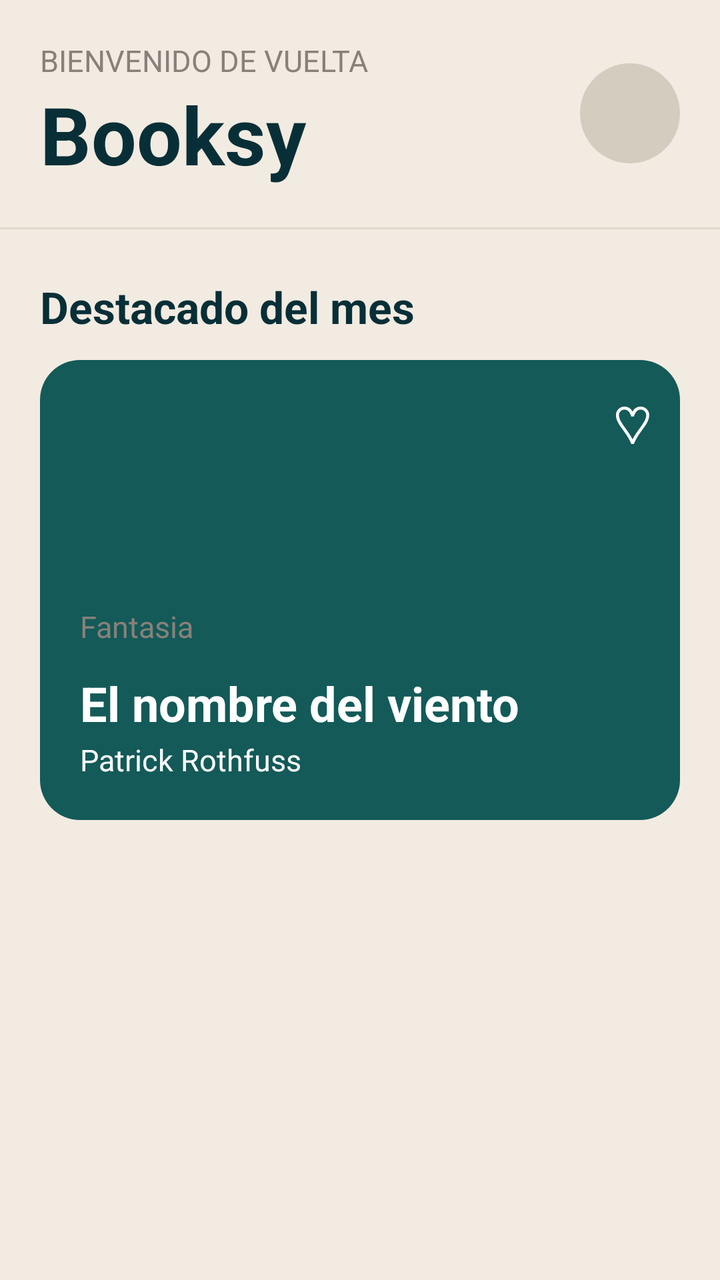
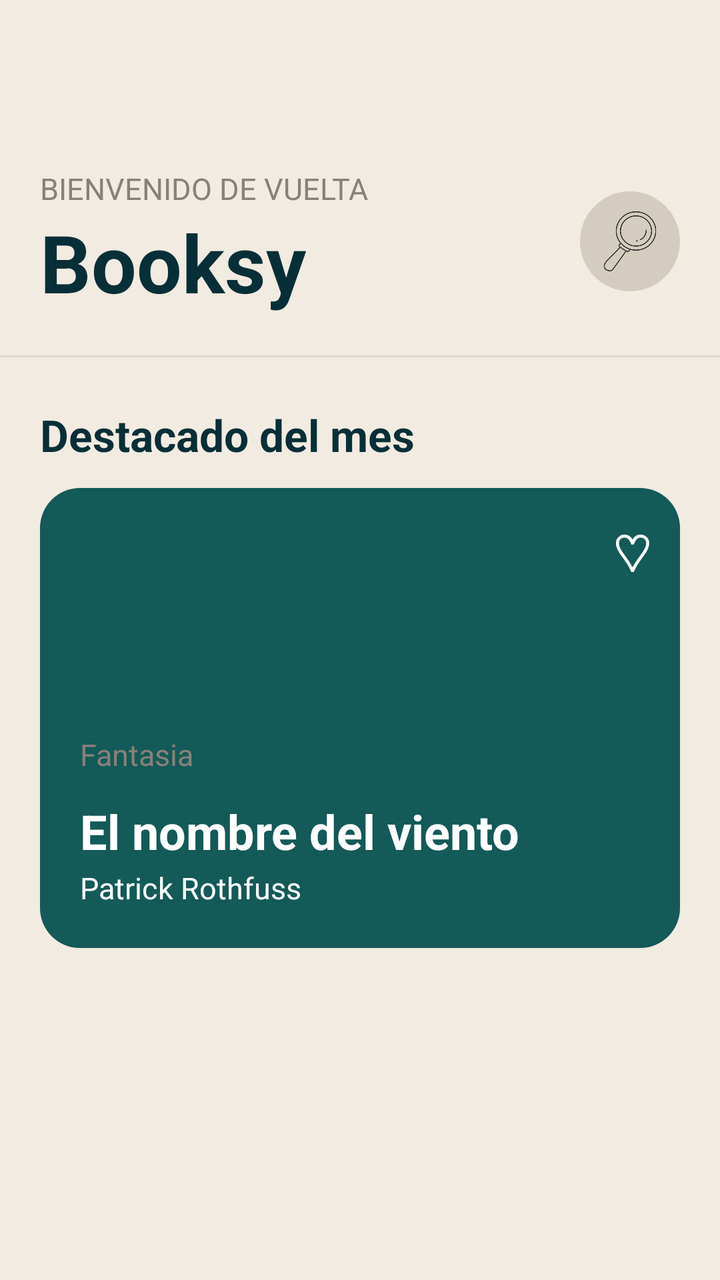

Screens rendered from an Android XML layout before and after an edit, with the pre-edit source and the edit as a unified diff.
<!-- AndroidManifest.xml: application theme Theme.Booksy -->
<!-- res/layout/activity_main.xml -->
<?xml version="1.0" encoding="utf-8"?>
<ScrollView xmlns:android="http://schemas.android.com/apk/res/android"
    android:layout_width="match_parent"
    android:layout_height="match_parent"
    android:background="@color/fondo">

    <LinearLayout
        android:layout_width="match_parent"
        android:layout_height="wrap_content"
        android:orientation="vertical">

        <LinearLayout
            android:layout_width="match_parent"
            android:layout_height="wrap_content"
            android:baselineAligned="false"
            android:orientation="horizontal"
            android:padding="20dp"
            android:gravity="center_vertical">

            <LinearLayout
                android:layout_width="0dp"
                android:layout_height="wrap_content"
                android:layout_weight="1"
                android:orientation="vertical">
                <TextView
                    android:layout_width="wrap_content"
                    android:layout_height="wrap_content"
                    android:text="@string/bienvenido_de_vuelta"
                    android:textColor="@color/texto_gris"
                    android:textSize="15sp" />
                <TextView
                    android:layout_width="wrap_content"
                    android:layout_height="wrap_content"
                    android:text="@string/booksy"
                    android:textColor="@color/letras"
                    android:textSize="40sp"
                    android:textStyle="bold" />
            </LinearLayout>


            <FrameLayout
                android:layout_width="50dp"
                android:layout_height="50dp"
                android:background="@drawable/circulo_boton"
                android:foreground="?android:attr/selectableItemBackgroundBorderless"
                android:clickable="true"
                android:focusable="true">
            </FrameLayout>

        </LinearLayout>
        <View
            android:layout_width="match_parent"
            android:layout_height="1dp"
            android:background="@color/linea" />


        <TextView
            android:layout_width="wrap_content"
            android:layout_height="wrap_content"
            android:layout_marginStart="20dp"
            android:layout_marginTop="24dp"
            android:layout_marginBottom="12dp"
            android:text="@string/destacado_del_mes"
            android:textColor="@color/letras"
            android:textSize="22sp"
            android:textStyle="bold" />


        <FrameLayout
            android:layout_width="match_parent"
            android:layout_height="230dp"
            android:layout_marginStart="20dp"
            android:layout_marginEnd="20dp"
            android:layout_marginBottom="20dp"
            android:background="@drawable/fondo_tarjeta">
            <TextView
                android:layout_width="wrap_content"
                android:layout_height="wrap_content"
                android:layout_gravity="top|end"
                android:layout_margin="14dp"
                android:text="@string/corazon"
                android:textColor="@color/blanco"
                android:textSize="26sp" />


            <LinearLayout
                android:layout_width="match_parent"
                android:layout_height="wrap_content"
                android:layout_gravity="bottom"
                android:orientation="vertical"
                android:padding="20dp">
                <TextView
                    android:layout_width="wrap_content"
                    android:layout_height="wrap_content"
                    android:text="@string/fantasia"
                    android:textColor="@color/texto_gris"
                    android:textSize="15sp" />

                <TextView
                    android:layout_width="wrap_content"
                    android:layout_height="wrap_content"
                    android:layout_marginTop="12dp"
                    android:text="@string/el_nombre_del_viento"
                    android:textColor="@color/blanco"
                    android:textSize="24sp"
                    android:textStyle="bold" />


                <TextView
                    android:layout_width="wrap_content"
                    android:layout_height="wrap_content"
                    android:layout_marginTop="2dp"
                    android:text="@string/patrick_rothfuss"
                    android:textColor="@color/blanco"
                    android:textSize="15sp" />


            </LinearLayout>

        </FrameLayout>

    </LinearLayout>

</ScrollView>
<!-- resources referenced by this layout -->
<resources>
  <color name="blanco">#FFFFFF</color>
  <color name="fondo">#F2EBE1</color>
  <color name="letras">#082F37</color>
  <color name="linea">#E3D9CC</color>
  <color name="texto_gris">#878179</color>
  <!-- drawable circulo_boton (drawable) -->
  <?xml version="1.0" encoding="utf-8"?>
  <shape xmlns:android="http://schemas.android.com/apk/res/android"
      android:shape="oval">
      <solid android:color="@color/circulo_gris" />
  </shape>
  <!-- drawable fondo_tarjeta (drawable) -->
  <?xml version="1.0" encoding="utf-8"?>
  <shape xmlns:android="http://schemas.android.com/apk/res/android"
      android:shape="rectangle">
      <solid android:color="@color/exterior_oscuro" />
      <corners android:radius="20dp" />
  </shape>
  <string name="bienvenido_de_vuelta">BIENVENIDO DE VUELTA</string>
  <string name="booksy">Booksy</string>
  <string name="corazon">♡</string>
  <string name="destacado_del_mes">Destacado del mes</string>
  <string name="el_nombre_del_viento">El nombre del viento</string>
  <string name="fantasia">Fantasia</string>
  <string name="patrick_rothfuss">Patrick Rothfuss</string>
  <style name="Theme.Booksy" parent="Base.Theme.Booksy" />
  <color name="circulo_gris">#D4CCBF</color>
  <color name="exterior_oscuro">#135A58</color>
  <style name="Base.Theme.Booksy" parent="Theme.Material3.DayNight.NoActionBar">
          
          
      </style>
</resources>

<!-- the commit's change to res/layout/activity_main.xml (unified diff, before → after) -->
@@ -1,8 +1,22 @@
 <?xml version="1.0" encoding="utf-8"?>
-<ScrollView xmlns:android="http://schemas.android.com/apk/res/android"
+<LinearLayout xmlns:android="http://schemas.android.com/apk/res/android"
+    xmlns:app="http://schemas.android.com/apk/res-auto"
+    xmlns:tools="http://schemas.android.com/tools"
     android:layout_width="match_parent"
     android:layout_height="match_parent"
+    android:orientation="vertical"
     android:background="@color/fondo">
+
+    <androidx.appcompat.widget.Toolbar
+        android:id="@+id/toolbar"
+        android:layout_width="match_parent"
+        android:layout_height="?attr/actionBarSize"
+        android:background="@color/fondo"
+        app:title="" />
+
+    <ScrollView
+        android:layout_width="match_parent"
+        android:layout_height="match_parent">
 
     <LinearLayout
         android:layout_width="match_parent"
@@ -15,7 +29,8 @@
             android:baselineAligned="false"
             android:orientation="horizontal"
             android:padding="20dp"
-            android:gravity="center_vertical">
+            android:gravity="center_vertical"
+            tools:ignore="ExtraText">
 
             <LinearLayout
                 android:layout_width="0dp"
@@ -39,13 +54,26 @@
 
 
             <FrameLayout
+                android:id="@+id/layout_lupa"
                 android:layout_width="50dp"
                 android:layout_height="50dp"
                 android:background="@drawable/circulo_boton"
                 android:foreground="?android:attr/selectableItemBackgroundBorderless"
                 android:clickable="true"
-                android:focusable="true">
+                android:focusable="true"
+                >
+                <ImageView
+                    android:id="@+id/imagen_lupa"
+                    android:layout_width="30dp"
+                    android:layout_height="30dp"
+                    android:layout_gravity="center"
+                    android:src="@drawable/menu_search"
+
+                   />
+
+
             </FrameLayout>
+
 
         </LinearLayout>
         <View
@@ -121,4 +149,6 @@
 
     </LinearLayout>
 
-</ScrollView>
+    </ScrollView>
+
+</LinearLayout>
<!-- resource entries referenced after the edit -->
@@ -18,6 +18,7 @@
       <solid android:color="@color/exterior_oscuro" />
       <corners android:radius="20dp" />
   </shape>
+  <!-- drawable menu_search: png bitmap (drawable, 25517 bytes) -->
   <string name="bienvenido_de_vuelta">BIENVENIDO DE VUELTA</string>
   <string name="booksy">Booksy</string>
   <string name="corazon">♡</string>
